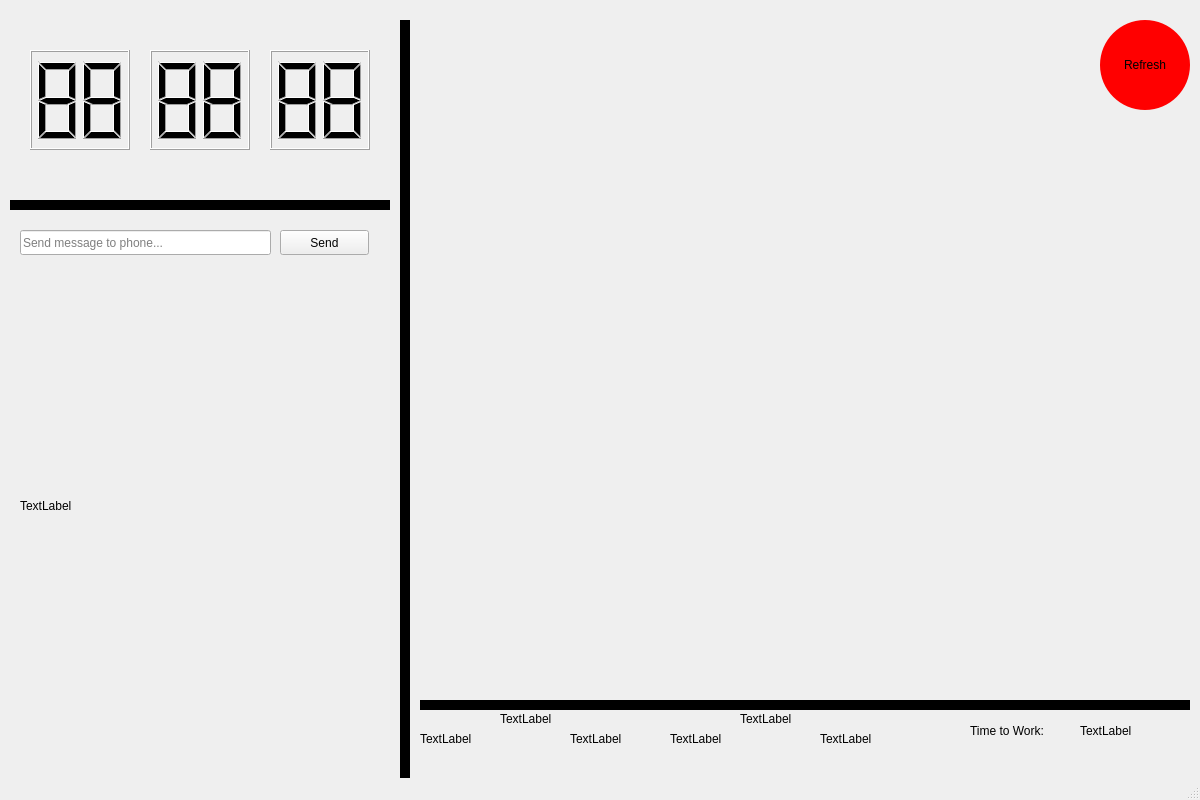
This is mainwindow.ui in whitea17/dashboard-lab4 as Qt 5 draws it before an edit. The edited form follows.
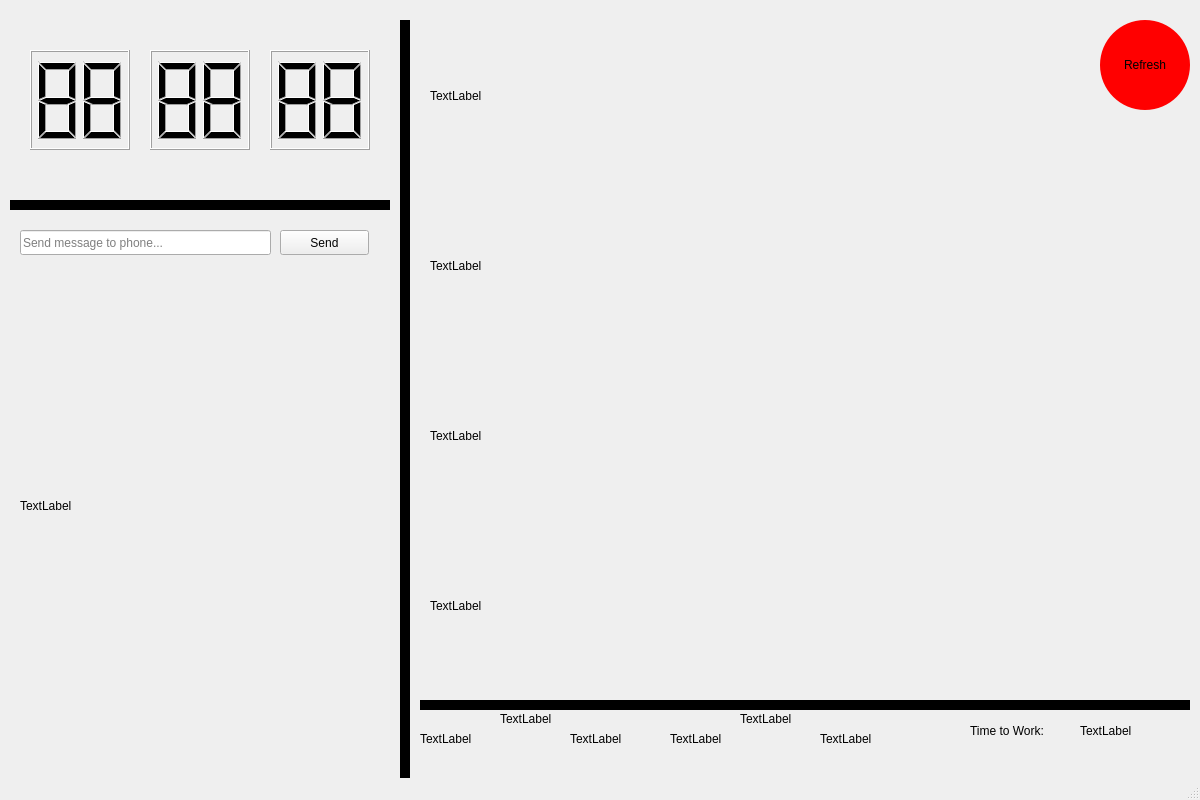
This is the edited form.

```diff
--- a/mainwindow.ui
+++ b/mainwindow.ui
@@ -285,6 +285,70 @@
      <double>88.000000000000000</double>
     </property>
    </widget>
+   <widget class="QLabel" name="newsBox1">
+    <property name="geometry">
+     <rect>
+      <x>430</x>
+      <y>20</y>
+      <width>661</width>
+      <height>151</height>
+     </rect>
+    </property>
+    <property name="frameShape">
+     <enum>QFrame::NoFrame</enum>
+    </property>
+    <property name="text">
+     <string>TextLabel</string>
+    </property>
+   </widget>
+   <widget class="QLabel" name="newsBox2">
+    <property name="geometry">
+     <rect>
+      <x>430</x>
+      <y>190</y>
+      <width>661</width>
+      <height>151</height>
+     </rect>
+    </property>
+    <property name="frameShape">
+     <enum>QFrame::NoFrame</enum>
+    </property>
+    <property name="text">
+     <string>TextLabel</string>
+    </property>
+   </widget>
+   <widget class="QLabel" name="newsBox4">
+    <property name="geometry">
+     <rect>
+      <x>430</x>
+      <y>530</y>
+      <width>661</width>
+      <height>151</height>
+     </rect>
+    </property>
+    <property name="frameShape">
+     <enum>QFrame::NoFrame</enum>
+    </property>
+    <property name="text">
+     <string>TextLabel</string>
+    </property>
+   </widget>
+   <widget class="QLabel" name="newsBox3">
+    <property name="geometry">
+     <rect>
+      <x>430</x>
+      <y>360</y>
+      <width>661</width>
+      <height>151</height>
+     </rect>
+    </property>
+    <property name="frameShape">
+     <enum>QFrame::NoFrame</enum>
+    </property>
+    <property name="text">
+     <string>TextLabel</string>
+    </property>
+   </widget>
   </widget>
   <widget class="QMenuBar" name="menubar">
    <property name="geometry">
```
